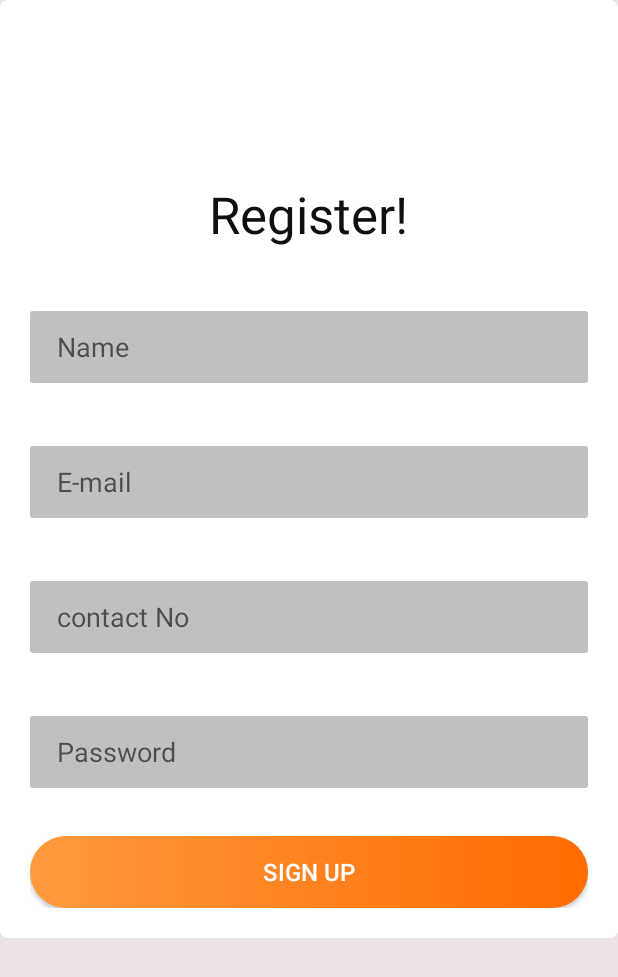
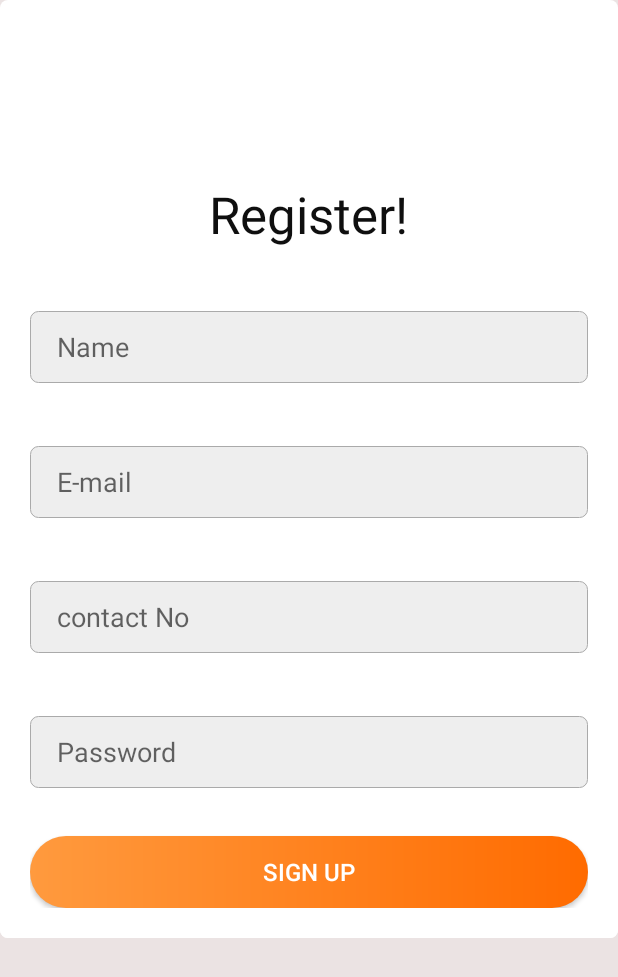
Before and after one commit to ashishpokhrel123/android, an Android app: the RegisterActivity screen opened directly, with no data from a screen before it, on a phone screen of 412 x 824 dp. Shown: the top 977 px of the screen. Run offline under Robolectric (Android 15) with nearby library versions, the light colour scheme and no system bars.

Commit message:
Some chanages on color

```diff
--- a/app/src/main/res/drawable/et_bg.xml
+++ b/app/src/main/res/drawable/et_bg.xml
@@ -1,6 +1,6 @@
 <?xml version="1.0" encoding="utf-8"?>
-<shape xmlns:android="http://schemas.android.com/apk/res/android">
-
-    <solid android:color="#C0C0C0"></solid>
-    <corners android:radius="2dp"></corners>
+<shape android:shape="rectangle" xmlns:android="http://schemas.android.com/apk/res/android">
+    <solid android:color="#eee"/>
+    <corners android:radius="5dp"/>
+    <stroke android:color="#aaa" android:width="0.5dp"/>
 </shape>
--- a/app/src/main/res/layout/activity_main.xml
+++ b/app/src/main/res/layout/activity_main.xml
@@ -18,13 +18,13 @@
         android:id="@+id/tabrealative">
 <EditText
     android:layout_width="match_parent"
-    android:layout_height="50dp"
+    android:layout_height="40dp"
     android:layout_marginTop="10dp"
      android:drawableLeft="@drawable/search"
     android:hint="search for food"
     android:layout_marginStart="10dp"
     android:layout_marginEnd="10dp"
-    android:background="@drawable/et_bg"
+    android:background="#efefef"
     android:id="@+id/etsearch"/>
     </RelativeLayout>
 
--- a/app/src/main/res/values/colors.xml
+++ b/app/src/main/res/values/colors.xml
@@ -1,9 +1,10 @@
 <?xml version="1.0" encoding="utf-8"?>
 <resources>
-    <color name="colorPrimary">#2D383F</color>
-    <color name="colorPrimaryDark">#2D383F</color>
-    <color name="background">#EEEDEF</color>
-    <color name="backgorund_titlebar">#FFFFFF</color>
-    <color name="login_form_details_light">#000000</color>
-
+    <color name="colorPrimarydark">#690500</color>
+    <color name="colorPrimary">#AF231E</color>
+    <color name="white">#FFFFFF</color>
+    <color name="greylight">#8A7E72</color>
+    <color name="light">#EEF0F2</color>
+    <color name="mediumgrey">#595959</color>
+    <color name="black">#12130F</color>
 </resources>
```
